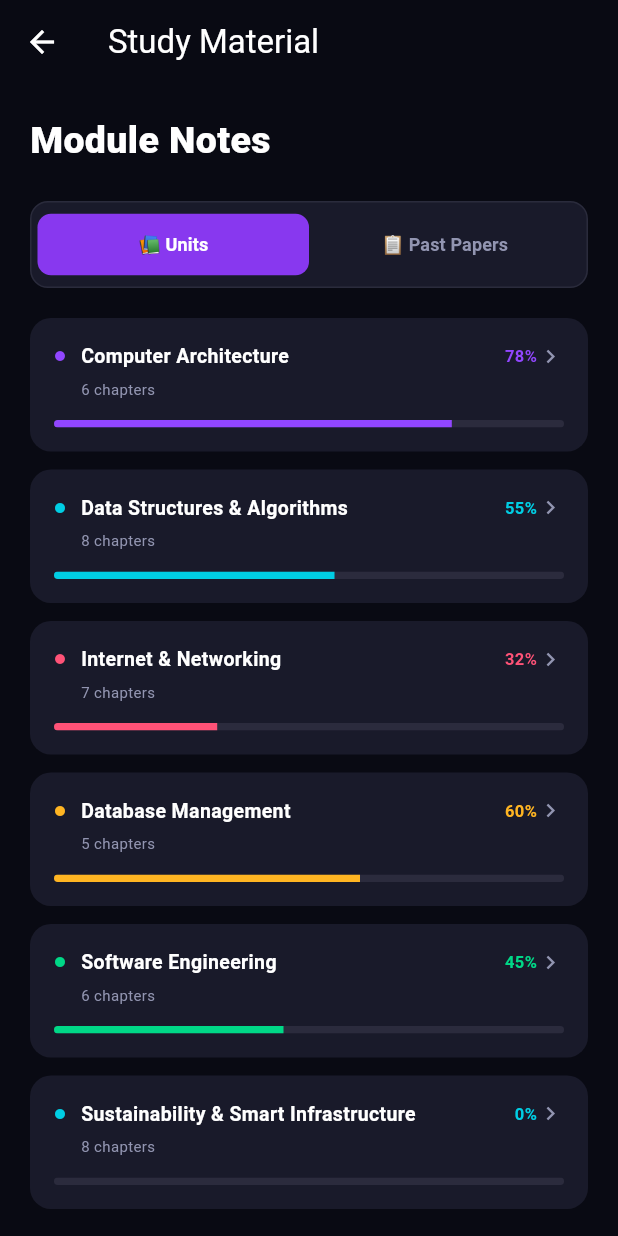
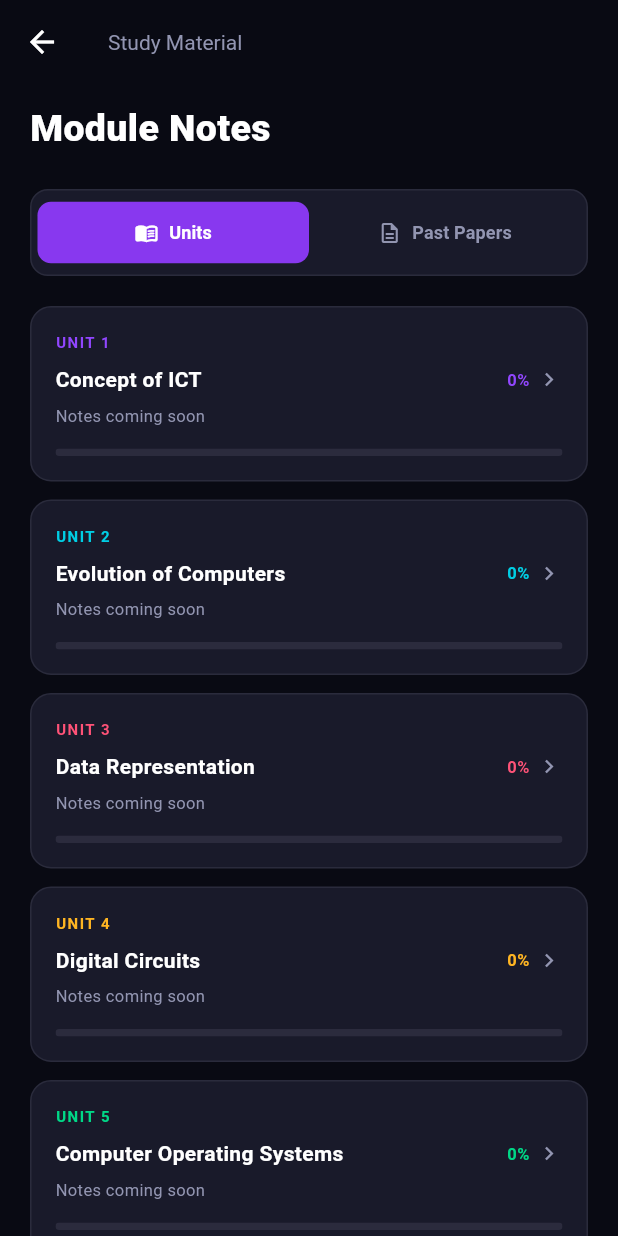
Before and after one commit to ckaushalya368/ict_learning_app, a Flutter app: the screen it shows after launch, after a tap on "🗄️", on a phone screen of 412 x 824 dp. Run offline on Flutter 3.47's test engine with Material 3 defaults, Android fonts, the phone set to English and light mode, and no system bars.

Commit message:
Add A/L ICT units and fix notes tab initialization

```diff
--- a/lib/screens/notes/notes_screen.dart
+++ b/lib/screens/notes/notes_screen.dart
@@ -10,50 +10,36 @@ class NotesScreen extends StatefulWidget {
 }
 
 class _NotesScreenState extends State<NotesScreen> {
-  late int selectedTab;
+  int selectedTab = 0;
 
   static const background = Color(0xFF090A13);
-  static const cardColor = Color(0xFF191A2A);
+  static const surface = Color(0xFF191A2A);
   static const muted = Color(0xFF9295B1);
   static const purple = Color(0xFF8838EF);
+  static const outline = Color(0xFF2A2B3C);
 
-  final units = const [
-    (
-      title: 'Computer Architecture',
-      chapters: 6,
-      progress: 78,
-      color: Color(0xFF9146FF),
-    ),
-    (
-      title: 'Data Structures & Algorithms',
-      chapters: 8,
-      progress: 55,
-      color: Color(0xFF00CEE4),
-    ),
-    (
-      title: 'Internet & Networking',
-      chapters: 7,
-      progress: 32,
-      color: Color(0xFFFF5277),
-    ),
-    (
-      title: 'Database Management',
-      chapters: 5,
-      progress: 60,
-      color: Color(0xFFFFB522),
-    ),
-    (
-      title: 'Software Engineering',
-      chapters: 6,
-      progress: 45,
-      color: Color(0xFF00D887),
-    ),
-    (
-      title: 'Sustainability & Smart Infrastructure',
-      chapters: 8,
-      progress: 0,
-      color: Color(0xFF00CEE4),
-    ),
+  final List<String> units = const [
+    'Concept of ICT',
+    'Evolution of Computers',
+    'Data Representation',
+    'Digital Circuits',
+    'Computer Operating Systems',
+    'Data Communication and Networking',
+    'System Analysis and Design',
+    'Database Management Systems',
+    'Programming',
+    'Web Development',
+    'Internet of Things (IoT) and Embedded Systems',
+    'ICT in Business',
+    'New Trends and Future ICT',
+  ];
+
+  final List<Color> unitColors = const [
+    Color(0xFF9146FF),
+    Color(0xFF00CEE4),
+    Color(0xFFFF5277),
+    Color(0xFFFFB522),
+    Color(0xFF00D887),
   ];
 
   @override
@@ -62,24 +48,30 @@ class _NotesScreenState extends State<NotesScreen> {
     selectedTab = widget.initialTab == 1 ? 1 : 0;
   }
 
-  void openDetails(String title, String message) {
+  void _openDetails(String title, String message) {
     Navigator.of(context).push(
       MaterialPageRoute<void>(
         builder: (_) => Scaffold(
           backgroundColor: background,
           appBar: AppBar(
-            title: Text(title),
-            backgroundColor: cardColor,
+            backgroundColor: surface,
             foregroundColor: Colors.white,
+            title: Text(title, style: const TextStyle(fontSize: 17)),
           ),
-          body: Padding(
+          body: Align(
+            alignment: Alignment.topCenter,
+            child: ConstrainedBox(
+              constraints: const BoxConstraints(maxWidth: 420),
+              child: SingleChildScrollView(
                 padding: const EdgeInsets.all(24),
                 child: Text(
                   message,
                   style: const TextStyle(
                     color: Colors.white,
                     fontSize: 16,
-                height: 1.6,
+                    height: 1.7,
+                  ),
+                ),
               ),
             ),
           ),
@@ -95,14 +87,17 @@ class _NotesScreenState extends State<NotesScreen> {
       appBar: AppBar(
         backgroundColor: background,
         foregroundColor: Colors.white,
-        title: const Text('Study Material'),
+        title: const Text(
+          'Study Material',
+          style: TextStyle(color: muted, fontSize: 14),
+        ),
       ),
       body: Align(
         alignment: Alignment.topCenter,
         child: ConstrainedBox(
           constraints: const BoxConstraints(maxWidth: 420),
           child: ListView(
-            padding: const EdgeInsets.all(20),
+            padding: const EdgeInsets.fromLTRB(20, 12, 20, 24),
             children: [
               const Text(
                 'Module Notes',
@@ -113,101 +108,148 @@ class _NotesScreenState extends State<NotesScreen> {
                 ),
               ),
               const SizedBox(height: 22),
+
+              // Units / Past Papers tabs
               Container(
                 padding: const EdgeInsets.all(4),
                 decoration: BoxDecoration(
-                  color: cardColor,
+                  color: surface,
                   borderRadius: BorderRadius.circular(12),
-                  border: Border.all(color: const Color(0xFF2A2B3C)),
+                  border: Border.all(color: outline),
                 ),
                 child: Row(
                   children: [
-                    tabButton('📚 Units', 0),
-                    tabButton('📋 Past Papers', 1),
+                    _tabButton('Units', Icons.menu_book_rounded, 0),
+                    _tabButton('Past Papers', Icons.description_outlined, 1),
                   ],
                 ),
               ),
               const SizedBox(height: 20),
+
               if (selectedTab == 0)
-                ...units.map(
-                  (unit) => Padding(
+                ...List.generate(units.length, (index) => _unitCard(index))
+              else
+                ...[
+                  2023,
+                  2022,
+                  2021,
+                  2020,
+                  2019,
+                ].map((year) => _paperCard(year)),
+            ],
+          ),
+        ),
+      ),
+    );
+  }
+
+  Widget _tabButton(String label, IconData icon, int index) {
+    final selected = selectedTab == index;
+
+    return Expanded(
+      child: TextButton(
+        style: TextButton.styleFrom(
+          backgroundColor: selected ? purple : Colors.transparent,
+          foregroundColor: selected ? Colors.white : muted,
+          padding: const EdgeInsets.symmetric(vertical: 12),
+          shape: RoundedRectangleBorder(borderRadius: BorderRadius.circular(9)),
+        ),
+        onPressed: () {
+          setState(() {
+            selectedTab = index;
+          });
+        },
+        child: Row(
+          mainAxisAlignment: MainAxisAlignment.center,
+          children: [
+            Icon(icon, size: 16),
+            const SizedBox(width: 7),
+            Text(
+              label,
+              style: const TextStyle(fontSize: 12, fontWeight: FontWeight.bold),
+            ),
+          ],
+        ),
+      ),
+    );
+  }
+
+  Widget _unitCard(int index) {
+    final title = units[index];
+    final color = unitColors[index % unitColors.length];
+
+    return Padding(
       padding: const EdgeInsets.only(bottom: 12),
+      child: Container(
+        decoration: BoxDecoration(
+          color: surface,
+          borderRadius: BorderRadius.circular(14),
+          border: Border.all(color: outline),
+        ),
+        clipBehavior: Clip.antiAlias,
         child: Material(
-                      color: cardColor,
-                      borderRadius: BorderRadius.circular(14),
-                      clipBehavior: Clip.antiAlias,
+          color: Colors.transparent,
           child: InkWell(
-                        onTap: () => openDetails(
-                          unit.title,
-                          '${unit.title}\n\n'
-                          '${unit.chapters} chapters\n\n'
-                          'මේක sample unit page එකක්. '
-                          'ඊළඟ පියවරේදී මේ unit එකට අදාළ '
-                          'chapter list සහ notes එකතු කරමු.\n\n'
-                          'දැනට පෙන්වන progress එක demo data.',
-                        ),
+            onTap: () {
+              _openDetails(
+                'Unit ${index + 1}: $title',
+                'Chapters and notes for this unit '
+                    'have not been added yet.',
+              );
+            },
             child: Padding(
               padding: const EdgeInsets.all(16),
               child: Column(
                 crossAxisAlignment: CrossAxisAlignment.start,
                 children: [
+                  Text(
+                    'UNIT ${index + 1}',
+                    style: TextStyle(
+                      color: color,
+                      fontSize: 10,
+                      fontWeight: FontWeight.bold,
+                      letterSpacing: 1,
+                    ),
+                  ),
+                  const SizedBox(height: 8),
                   Row(
                     children: [
-                                  Icon(
-                                    Icons.circle,
-                                    color: unit.color,
-                                    size: 8,
-                                  ),
-                                  const SizedBox(width: 10),
                       Expanded(
                         child: Text(
-                                      unit.title,
+                          title,
                           style: const TextStyle(
                             color: Colors.white,
-                                        fontSize: 13,
+                            fontSize: 14,
                             fontWeight: FontWeight.bold,
                           ),
                         ),
                       ),
-                                  const SizedBox(width: 8),
+                      const SizedBox(width: 10),
                       Text(
-                                    '${unit.progress}%',
+                        '0%',
                         style: TextStyle(
-                                      color: unit.color,
+                          color: color,
                           fontSize: 11,
                           fontWeight: FontWeight.bold,
                         ),
                       ),
-                                  const Icon(
-                                    Icons.chevron_right,
-                                    color: muted,
-                                    size: 18,
-                                  ),
+                      const SizedBox(width: 4),
+                      const Icon(Icons.chevron_right, color: muted, size: 18),
                     ],
                   ),
-                              Padding(
-                                padding: const EdgeInsets.only(
-                                  left: 18,
-                                  top: 5,
-                                ),
-                                child: Text(
-                                  '${unit.chapters} chapters',
-                                  style: const TextStyle(
-                                    color: muted,
-                                    fontSize: 10,
-                                  ),
-                                ),
+                  const SizedBox(height: 6),
+                  const Text(
+                    'Notes coming soon',
+                    style: TextStyle(color: muted, fontSize: 11),
                   ),
                   const SizedBox(height: 14),
                   ClipRRect(
                     borderRadius: BorderRadius.circular(8),
                     child: LinearProgressIndicator(
-                                  value: unit.progress / 100,
+                      value: 0,
                       minHeight: 5,
                       backgroundColor: const Color(0xFF2B2B3D),
-                                  valueColor: AlwaysStoppedAnimation<Color>(
-                                    unit.color,
-                                  ),
+                      valueColor: AlwaysStoppedAnimation<Color>(color),
                     ),
                   ),
                 ],
@@ -216,17 +258,23 @@ class _NotesScreenState extends State<NotesScreen> {
           ),
         ),
       ),
-                )
-              else
-                ...[2023, 2022, 2021, 2020, 2019].map(
-                  (year) => Padding(
+    );
+  }
+
+  Widget _paperCard(int year) {
+    return Padding(
       padding: const EdgeInsets.only(bottom: 12),
+      child: Container(
+        decoration: BoxDecoration(
+          color: surface,
+          borderRadius: BorderRadius.circular(14),
+          border: Border.all(color: outline),
+        ),
+        clipBehavior: Clip.antiAlias,
         child: Material(
-                      color: cardColor,
-                      borderRadius: BorderRadius.circular(14),
-                      clipBehavior: Clip.antiAlias,
+          color: Colors.transparent,
           child: InkWell(
-                        onTap: () => openPaper(year),
+            onTap: () => _openPaper(year),
             child: Padding(
               padding: const EdgeInsets.all(14),
               child: Row(
@@ -261,10 +309,7 @@ class _NotesScreenState extends State<NotesScreen> {
                         const SizedBox(height: 5),
                         const Text(
                           'Paper I & II',
-                                      style: TextStyle(
-                                        color: muted,
-                                        fontSize: 10,
-                                      ),
+                          style: TextStyle(color: muted, fontSize: 10),
                         ),
                       ],
                     ),
@@ -274,16 +319,10 @@ class _NotesScreenState extends State<NotesScreen> {
                     style: TextButton.styleFrom(
                       backgroundColor: purple,
                       foregroundColor: Colors.white,
-                                  minimumSize: const Size(48, 32),
-                                  padding: const EdgeInsets.symmetric(
-                                    horizontal: 12,
+                      padding: const EdgeInsets.symmetric(horizontal: 12),
                     ),
-                                ),
-                                onPressed: () => openPaper(year),
-                                child: const Text(
-                                  'Open',
-                                  style: TextStyle(fontSize: 11),
-                                ),
+                    onPressed: () => _openPaper(year),
+                    child: const Text('Open', style: TextStyle(fontSize: 11)),
                   ),
                 ],
               ),
@@ -291,44 +330,14 @@ class _NotesScreenState extends State<NotesScreen> {
           ),
         ),
       ),
-                ),
-            ],
-          ),
-        ),
-      ),
     );
   }
 
-  Widget tabButton(String label, int index) {
-    final selected = selectedTab == index;
-
-    return Expanded(
-      child: TextButton(
-        style: TextButton.styleFrom(
-          backgroundColor: selected ? purple : Colors.transparent,
-          foregroundColor: selected ? Colors.white : muted,
-          padding: const EdgeInsets.symmetric(vertical: 12),
-          shape: RoundedRectangleBorder(borderRadius: BorderRadius.circular(9)),
-        ),
-        onPressed: () {
-          setState(() {
-            selectedTab = index;
-          });
-        },
-        child: Text(
-          label,
-          style: const TextStyle(fontSize: 12, fontWeight: FontWeight.bold),
-        ),
-      ),
-    );
-  }
-
-  void openPaper(int year) {
-    openDetails(
+  void _openPaper(int year) {
+    _openDetails(
       'A/L ICT $year',
-      'මේ paper එකේ questions / PDF තවම එකතු කරලා නැහැ.\n\n'
-          'ඊළඟට ඇත්ත paper content එක connect කරලා '
-          'answer කිරීම සහ marks ගණනය කිරීම හදමු.',
+      'Questions and PDF content for this paper '
+          'have not been added yet.',
     );
   }
 }
```
Lines whose indentation alone changed are shown as unchanged.
